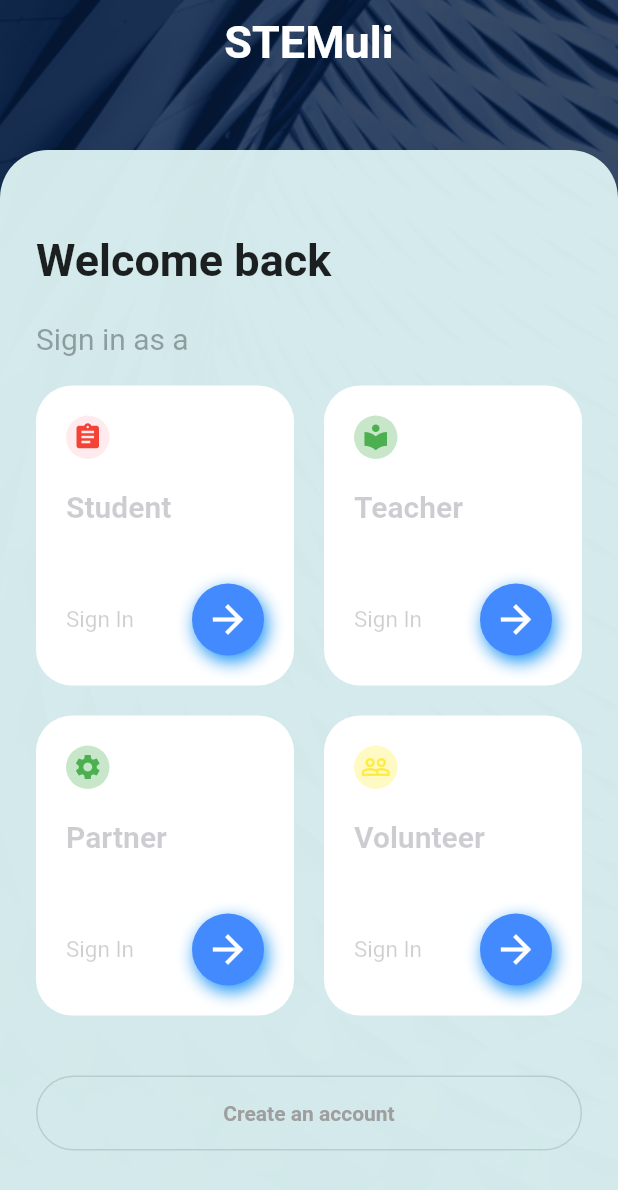
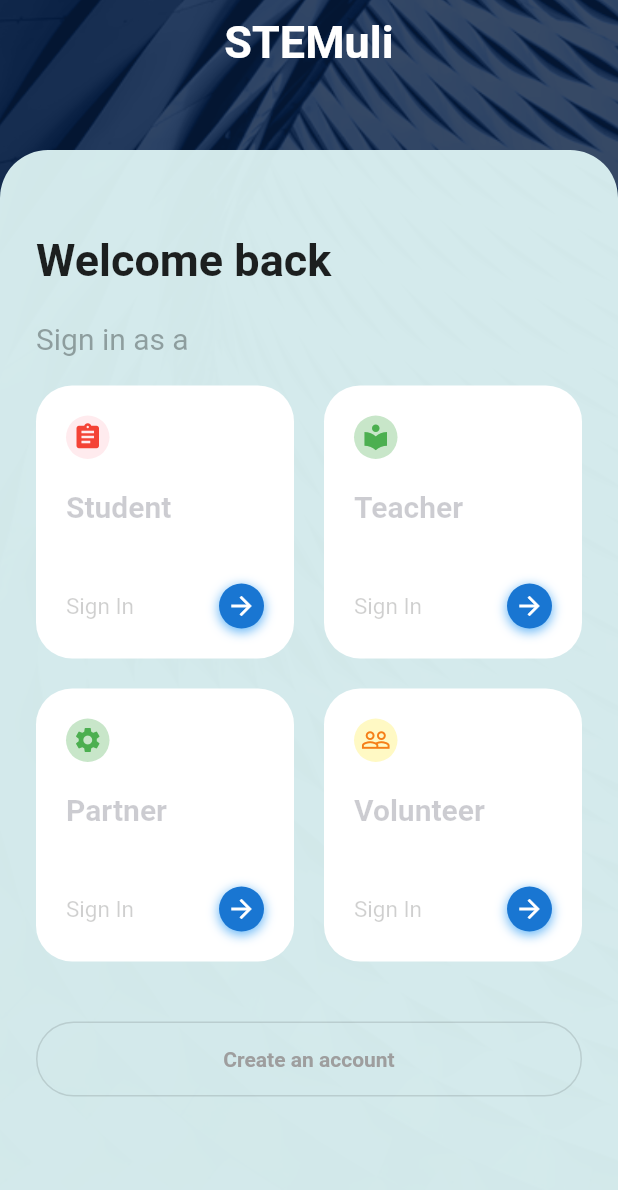
Before and after one commit to gauravsbagul/flutter-stemuli-ui, a Flutter app: the screen it shows after launch, on a phone screen of 412 x 824 dp. Shown: the top 1190 px of the screen. Run offline on Flutter 3.47's test engine with Material 2 defaults, Android fonts, the phone set to English and light mode, and no system bars.

Commit message:
OnBoardingCOntainer done

```diff
--- a/lib/screens/AccountSelection.dart
+++ b/lib/screens/AccountSelection.dart
@@ -1,3 +1,4 @@
+import 'package:STEMuli/widgets/onBoarding/OnBoardingContainer.dart';
 import 'package:flutter/material.dart';
 
 import 'package:STEMuli/widgets/onBoarding/AccountSelectionBox.dart';
@@ -5,31 +6,8 @@ import 'package:STEMuli/widgets/onBoarding/AccountSelectionBox.dart';
 class AccountSelection extends StatelessWidget {
   @override
   Widget build(BuildContext context) {
-    return Scaffold(
-      body: Stack(
-        children: <Widget>[
-          Container(
-            decoration: BoxDecoration(
-              image: DecorationImage(
-                image: AssetImage('assets/images/backgroundImage_img.png'),
-                fit: BoxFit.cover,
-              ),
-            ),
-            child: Center(
-              child: SafeArea(
-                child: Container(
-                  width: MediaQuery.of(context).size.width,
-                  padding: EdgeInsets.all(24),
-                  margin: EdgeInsets.only(top: 100),
-                  decoration: BoxDecoration(
-                    borderRadius: BorderRadius.only(
-                      topLeft: Radius.circular(32.0),
-                      topRight: Radius.circular(32.0),
-                    ),
-                    color: Color(0xF2DDF3F3),
-                  ),
-                  child: Container(
-                    margin: EdgeInsets.only(top: 32),
+    return OnBoardingContainer(
+      title: 'STEMuli',
       child: Column(
         crossAxisAlignment: CrossAxisAlignment.start,
         children: [
@@ -84,7 +62,7 @@ class AccountSelection extends StatelessWidget {
                 title: 'Volunteer',
                 icon: Icons.people_outline,
                 boxColor: Colors.yellow[100],
-                              color: Colors.yellow,
+                color: Colors.yellow[900],
               ),
             ],
           ),
@@ -106,27 +84,6 @@ class AccountSelection extends StatelessWidget {
           ),
         ],
       ),
-                  ),
-                ),
-              ),
-            ),
-          ),
-          Positioned(
-            child: AppBar(
-              centerTitle: true,
-              title: Text(
-                "STEMuli",
-                style: TextStyle(
-                  fontSize: 30,
-                  fontWeight: FontWeight.bold,
-                ),
-              ),
-              backgroundColor: Colors.transparent,
-              elevation: 0,
-            ),
-          )
-        ],
-      ),
     );
   }
 }
--- a/lib/widgets/onBoarding/AccountSelectionBox.dart
+++ b/lib/widgets/onBoarding/AccountSelectionBox.dart
@@ -16,6 +16,9 @@ class AccountSelectionBox extends StatelessWidget {
   @override
   Widget build(BuildContext context) {
     return Expanded(
+      child: GestureDetector(
+        behavior: HitTestBehavior.opaque,
+        onTap: () => print('GestureDetector tapped'),
         child: Container(
           margin: EdgeInsets.only(top: 20),
           padding: EdgeInsets.all(20),
@@ -68,30 +71,26 @@ class AccountSelectionBox extends StatelessWidget {
                         color: Color(0x34151612)),
                   ),
                   Container(
+                    padding: EdgeInsets.all(5),
                     alignment: Alignment.center,
                     decoration: BoxDecoration(
                       borderRadius: BorderRadius.all(
                         Radius.circular(40),
                       ),
-                    color: Colors.blueAccent,
+                      color: Colors.blue[700],
                       boxShadow: [
                         new BoxShadow(
-                        color: Colors.blue,
-                        blurRadius: 9.0,
-                        offset: Offset(2, 4),
+                          color: Colors.blue[300],
+                          blurRadius: 6.0,
+                          offset: Offset(0, 2),
                           spreadRadius: 0.3,
                         ),
                       ],
                     ),
-                  child: IconButton(
-                    enableFeedback: true,
-                    alignment: Alignment.center,
-                    icon: Icon(
+                    child: Icon(
                       Icons.arrow_forward,
                       color: Colors.white,
-                      size: 30,
-                    ),
-                    onPressed: () => print('clicked'),
+                      size: 20,
                     ),
                   ),
                 ],
@@ -99,6 +98,7 @@ class AccountSelectionBox extends StatelessWidget {
             ],
           ),
         ),
+      ),
     );
   }
 }
--- /dev/null
+++ b/lib/widgets/onBoarding/OnBoardingContainer.dart
@@ -0,0 +1,60 @@
+import 'package:flutter/material.dart';
+
+class OnBoardingContainer extends StatelessWidget {
+  final Widget child;
+  final String title;
+
+  OnBoardingContainer({this.child, this.title});
+
+  @override
+  Widget build(BuildContext context) {
+    return Scaffold(
+      body: Stack(
+        children: <Widget>[
+          Container(
+            decoration: BoxDecoration(
+              image: DecorationImage(
+                image: AssetImage('assets/images/backgroundImage_img.png'),
+                fit: BoxFit.cover,
+              ),
+            ),
+            child: Center(
+              child: SafeArea(
+                child: Container(
+                  width: MediaQuery.of(context).size.width,
+                  padding: EdgeInsets.all(24),
+                  margin: EdgeInsets.only(top: 100),
+                  decoration: BoxDecoration(
+                    borderRadius: BorderRadius.only(
+                      topLeft: Radius.circular(32.0),
+                      topRight: Radius.circular(32.0),
+                    ),
+                    color: Color(0xF2DDF3F3),
+                  ),
+                  child: Container(
+                    margin: EdgeInsets.only(top: 32),
+                    child: child,
+                  ),
+                ),
+              ),
+            ),
+          ),
+          Positioned(
+            child: AppBar(
+              centerTitle: true,
+              title: Text(
+                title,
+                style: TextStyle(
+                  fontSize: 30,
+                  fontWeight: FontWeight.bold,
+                ),
+              ),
+              backgroundColor: Colors.transparent,
+              elevation: 0,
+            ),
+          )
+        ],
+      ),
+    );
+  }
+}
```
Also changed, not shown: lib/screens/Login.dart (added). Lines whose indentation alone changed are shown as unchanged.
